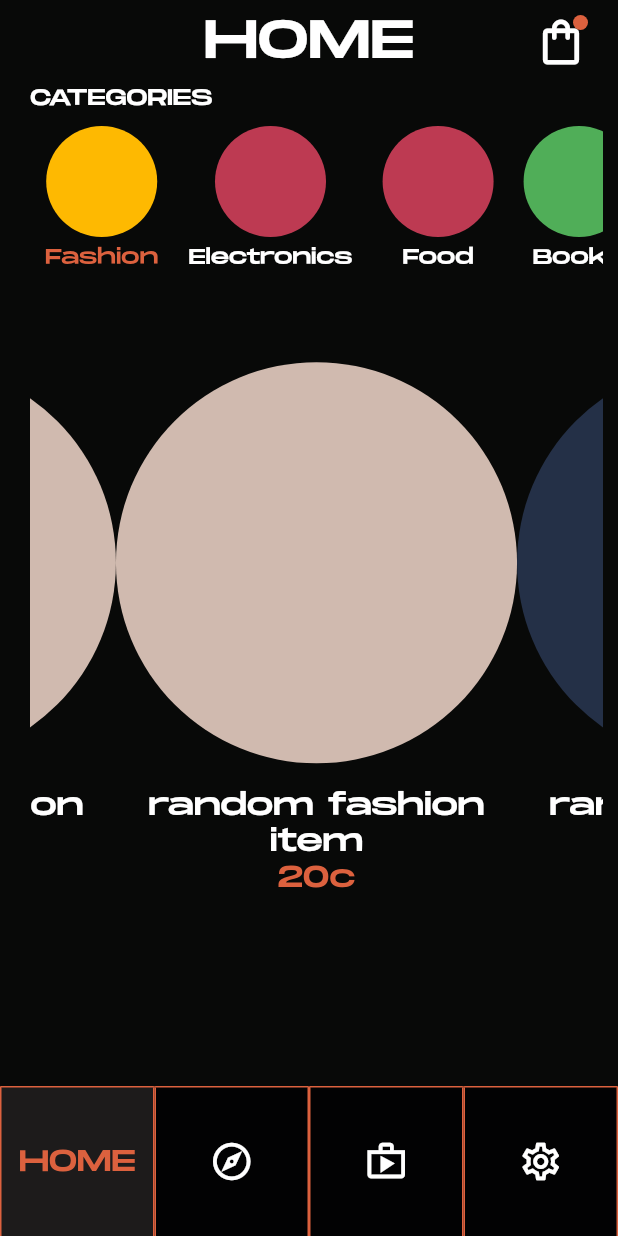
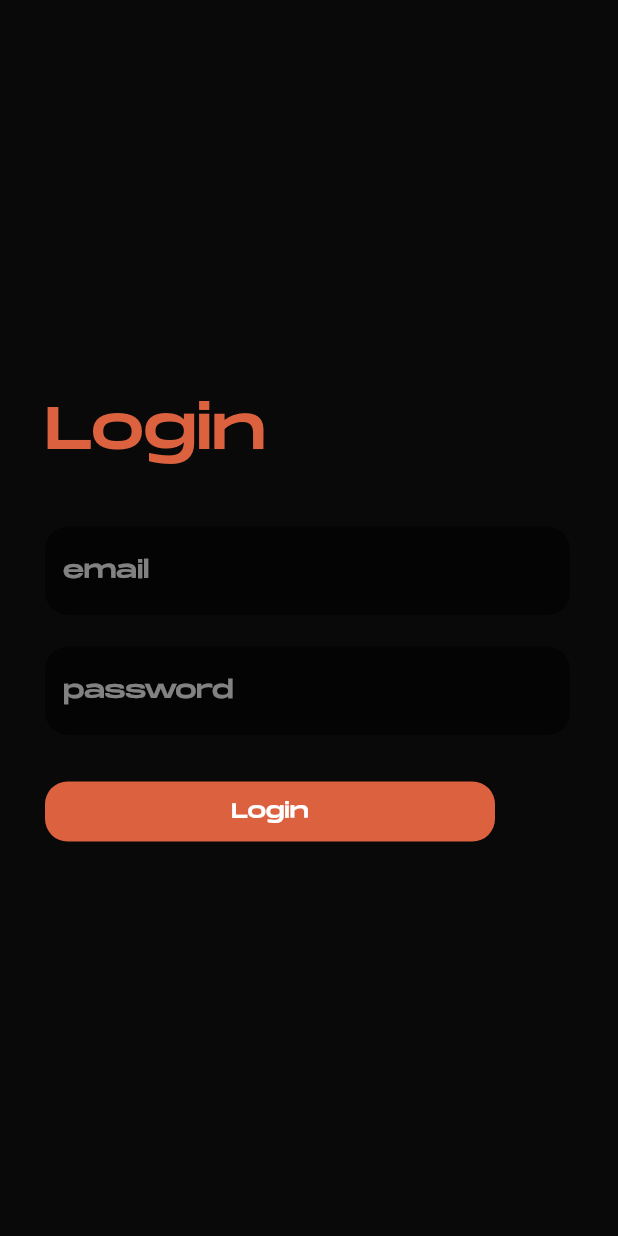
Before and after one commit to nignig0/Peer-to-peer-business-directory-mobile-app, a Flutter app: the screen it shows after launch, on a phone screen of 412 x 824 dp. Run offline on Flutter 3.47's test engine with Material 2 defaults, Android fonts, the phone set to English and light mode, and no system bars; drawn by our look-alikes of carousel_slider.

Commit message:
added login page

```diff
--- a/app/lib/main.dart
+++ b/app/lib/main.dart
@@ -1,3 +1,4 @@
+import 'package:app/screens/LoginScreen.dart';
 import 'package:app/screens/homescreen.dart';
 import 'package:flutter/material.dart';
 import 'package:flutter/services.dart';
@@ -23,7 +24,10 @@ class MyApp extends StatelessWidget {
         primaryColor: const Color(0xFFdc613e),
         fontFamily: 'MonumentExtended'
       ),
-      home: HomeScreen()
+      home: LoginScreen(),
+      routes: {
+        '/home': (_)=> const HomeScreen()
+      },
     );
   }
 }
--- /dev/null
+++ b/app/lib/screens/LoginScreen.dart
@@ -0,0 +1,112 @@
+
+
+import 'package:flutter/material.dart';
+
+class LoginScreen extends StatelessWidget {
+  LoginScreen({super.key});
+  final formKey = GlobalKey<FormState>();
+  final passwordTextEditingController = TextEditingController();
+  final emailTextEditingController = TextEditingController();
+
+  @override
+  Widget build(BuildContext context) {
+
+    return Scaffold(
+      backgroundColor: Theme.of(context).backgroundColor,
+      body: Form(
+        key: formKey,
+        child: Padding(
+          padding: const EdgeInsets.only(left: 30),
+          child: Column(
+            crossAxisAlignment: CrossAxisAlignment.start,
+            mainAxisAlignment: MainAxisAlignment.center,
+            children: [
+              Text('Login',
+              style: TextStyle(
+                color: Theme.of(context).primaryColor,
+                fontSize: 40
+              )),
+
+              const SizedBox(height: 40),
+
+              SizedBox(
+                height: 60,
+                width: 350,
+                child: TextFormField(
+                  controller: emailTextEditingController,
+                  style: const TextStyle(color: Colors.white),
+                  decoration: InputDecoration(
+                    border: OutlineInputBorder(
+                      borderRadius: BorderRadius.circular(15),
+                      borderSide: BorderSide.none,
+                    ),
+                    fillColor: Colors.black.withOpacity(0.5),
+                    filled: true,
+                    hintText: 'email',
+                    hintStyle: TextStyle(color: Colors.white.withOpacity(0.5))
+                  ),
+                  validator: (text){
+                    if(text!.isEmpty){
+                      return 'This field is required';
+                    }
+                    return null;
+                  },
+                ),
+              ),
+
+              const SizedBox(height: 20),
+
+              SizedBox(
+                height: 70,
+                width: 350,
+                child: TextFormField(
+                  controller: passwordTextEditingController,
+                  style: const TextStyle(color: Colors.white),
+                  autocorrect: false,
+                  obscureText: true,
+                  enableSuggestions: false,
+                  decoration: InputDecoration(
+                    border: OutlineInputBorder(
+                      borderRadius: BorderRadius.circular(15),
+                      borderSide: BorderSide.none,
+                    ),
+                    fillColor: Colors.black.withOpacity(0.5),
+                    filled: true,
+                    hintText: 'password',
+                    hintStyle: TextStyle(color: Colors.white.withOpacity(0.5)),
+                  ),
+                  validator: (text){
+                    if(text!.isEmpty){
+                      return 'This field is required';
+                    }
+                    return null;
+                  },
+                ),
+              ),
+
+              const SizedBox(height: 20,),
+
+              SizedBox(
+                height: 40,
+                width: 300,
+                child: TextButton(onPressed: (){
+                  if(formKey.currentState!.validate()){
+                      Navigator.pushReplacementNamed(context, '/home');
+                  }
+
+                },
+                  style: TextButton.styleFrom(
+                    backgroundColor: Theme.of(context).primaryColor,
+                    shape: RoundedRectangleBorder(
+                      borderRadius: BorderRadius.circular(15)
+                    )
+                  ),
+                  child: const Text('Login', style: TextStyle(color: Colors.white),)
+                ))
+            ]
+          ),
+        )
+        )
+    );
+  }
+}
--- a/app/lib/screens/homescreen.dart
+++ b/app/lib/screens/homescreen.dart
@@ -34,14 +34,14 @@ class _HomeScreenState extends State<HomeScreen> {
   @override
   Widget build(BuildContext context) {
 
-    return SafeArea(
-      child: Scaffold(
+    return Scaffold(
       backgroundColor: Theme.of(context).backgroundColor,
       appBar: GenericAppBar(pageName: 'HOME', isHomePage: true),
       body: Column(
         children: [
           Padding(
             padding: const EdgeInsets.only(left: 20, right: 10),
+            child: SingleChildScrollView(
               child: Column(
                 crossAxisAlignment: CrossAxisAlignment.start,
                 children: [
@@ -95,7 +95,7 @@ class _HomeScreenState extends State<HomeScreen> {
                     return Column(
                       children: [
                         CircleAvatar(
-                          radius: 150,
+                          radius: 130,
                           backgroundColor: items[index].color,
                         ),
                         Text(items[index].name, textAlign: TextAlign.center,
@@ -132,14 +132,10 @@ class _HomeScreenState extends State<HomeScreen> {
                 ],
               ),
             ),
-             Expanded(
-                    child: Align(
-                      alignment: Alignment.bottomCenter,
-                      child: BottomNavBar(selectedLabel: 'HOME',)
           ),
-                  )
+          const Spacer(),
+           BottomNavBar(selectedLabel: 'HOME',)
         ],
-        ),
       ),
     );
   }
--- a/app/pubspec.yaml
+++ b/app/pubspec.yaml
@@ -35,6 +35,7 @@ dependencies:
   # Use with the CupertinoIcons class for iOS style icons.
   cupertino_icons: ^1.0.2
   carousel_slider: ^4.1.1
+  provider: ^6.0.4
 
 dev_dependencies:
   flutter_test:
```
Also changed, not shown: app/lib/models/bookmark.dart (added), app/lib/models/cart.dart (added), app/lib/screens/detailsScreen.dart (added), app/pubspec.lock. Lines whose indentation alone changed are shown as unchanged.
